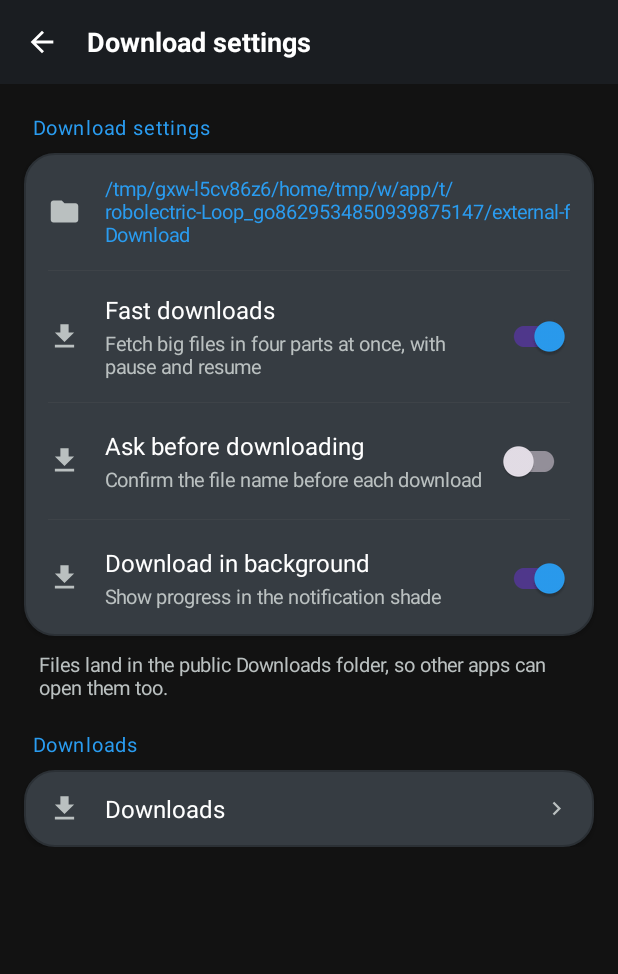
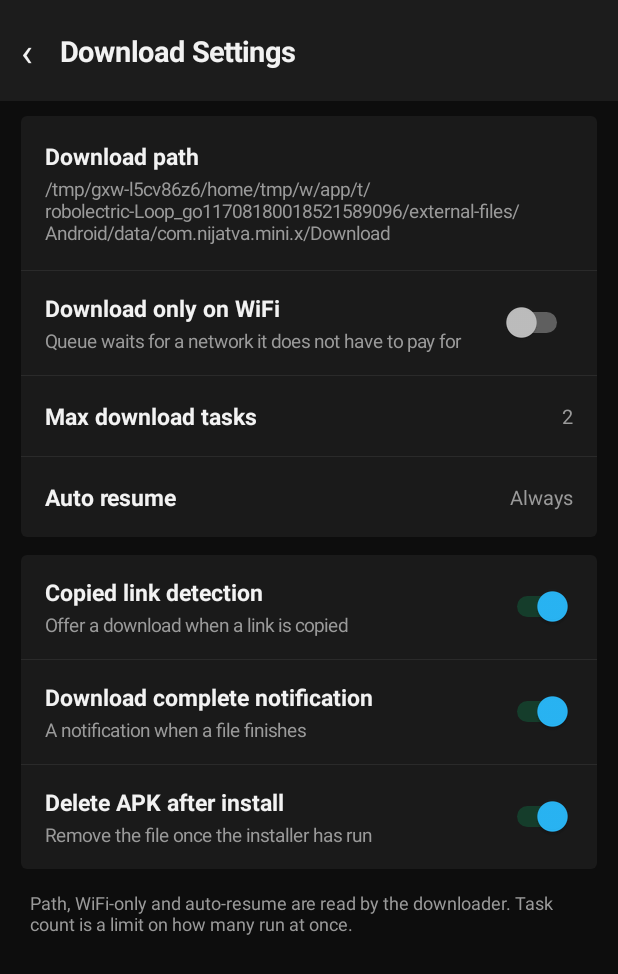
Before and after one commit to nijatva/nijatva-browser-mini-x, an Android app: the DownloadSettingsActivity screen opened directly, with no data from a screen before it, on a phone screen of 412 x 824 dp. Shown: the top 974 px of the screen. Run offline under Robolectric (Android 15) with nearby library versions, the phone set to English and light mode, and no system bars.

Commit message:
Settings in the shape of the reference: five groups and About, each with a mark, a name and a line saying what is inside. Content carries the language, location, restricted mode and the four filters - two of which do something real here: restricted mode adds a safe-search flag, and the sites filter is the same list Focus blocks. Download carries path, WiFi-only, task count and auto-resume, all read by the downloader. Push Notifications has the one switch the reference has, and says plainly that there is no server behind it. Widgets and the feed filters are labelled for what they are rather than faked.

```diff
--- a/app/src/main/AndroidManifest.xml
+++ b/app/src/main/AndroidManifest.xml
@@ -32,6 +32,11 @@
         android:usesCleartextTraffic="true"
         android:hardwareAccelerated="true"
         android:theme="@style/Theme.Nijatva">
+
+        <activity android:name=".MiniSettingsActivity" android:exported="false" android:label="Settings" android:theme="@style/Theme.Nijatva" />
+        <activity android:name=".ContentSettingsActivity" android:exported="false" android:label="Content Settings" android:theme="@style/Theme.Nijatva" />
+        <activity android:name=".DownloadSettingsActivity" android:exported="false" android:label="Download Settings" android:theme="@style/Theme.Nijatva" />
+        <activity android:name=".PushSettingsActivity" android:exported="false" android:label="Push Notifications" android:theme="@style/Theme.Nijatva" />
 
         <activity
             android:name=".ShellActivity"
--- a/app/src/main/java/com/nijatva/mini/x/DownloadSettingsActivity.kt
+++ b/app/src/main/java/com/nijatva/mini/x/DownloadSettingsActivity.kt
@@ -1,45 +1,163 @@
 package com.nijatva.mini.x
 
-import android.app.DownloadManager
-import android.content.Intent
-import android.os.Environment
+import android.graphics.drawable.GradientDrawable
+import android.os.Bundle
+import android.view.Gravity
+import android.view.ViewGroup
 import android.widget.LinearLayout
+import android.widget.ScrollView
+import android.widget.Switch
+import android.widget.TextView
+import androidx.appcompat.app.AppCompatActivity
 
-/** Where downloads go and how they behave. */
-class DownloadSettingsActivity : BaseSettingsActivity() {
+/**
+ * Download settings. Everything here changes what the browser actually does with a
+ * download; nothing is decoration. "Smart Muxer" and the subtitle picker from the
+ * reference are left out rather than faked - this build has no muxer to tune and no
+ * per-video subtitle track to choose.
+ */
+class DownloadSettingsActivity : AppCompatActivity() {
 
-    override val titleRes = R.string.dls_title
+    private val bg = 0xFF0D0D0D.toInt()
+    private val card = 0xFF1A1A1A.toInt()
+    private val ink = 0xFFF2F2F2.toInt()
+    private val dim = 0xFF9A9A9A.toInt()
+    private val blue = 0xFF29B6F6.toInt()
 
-    override fun build(b: SettingsBuilder, content: LinearLayout) {
-        b.section(getString(R.string.dls_title))
-        val c = b.card()
-        b.valueRow(c, getString(R.string.dls_save_to), savePath(), null)
-        b.divider(c)
-        b.switchRow(c, getString(R.string.dl_fast), getString(R.string.dl_fast_sum),
-            prefs.getBoolean("fast_download", true)) { _, on ->
-            prefs.edit().putBoolean("fast_download", on).apply()
-        }
-        b.divider(c)
-        b.switchRow(c, getString(R.string.dl_ask), getString(R.string.dl_ask_sum),
-            prefs.getBoolean("ask_download", false)) { _, on ->
-            prefs.edit().putBoolean("ask_download", on).apply()
-        }
-        b.divider(c)
-        b.switchRow(c, getString(R.string.dls_background), getString(R.string.dls_background_sum),
-            prefs.getBoolean("bg_download", true)) { _, on ->
-            prefs.edit().putBoolean("bg_download", on).apply()
-        }
-        b.note(getString(R.string.dls_note))
+    private lateinit var prefs: android.content.SharedPreferences
+    private fun dp(v: Int) = (v * resources.displayMetrics.density).toInt()
 
-        b.section(getString(R.string.s_downloads))
-        val d = b.card()
-        b.navRow(d, getString(R.string.s_downloads), null,
-            android.view.View.OnClickListener {
-                try { startActivity(Intent(DownloadManager.ACTION_VIEW_DOWNLOADS)) } catch (_: Exception) { }
-            })
+    override fun onCreate(savedInstanceState: Bundle?) {
+        super.onCreate(savedInstanceState)
+        prefs = getSharedPreferences(MainActivity.PREFS, MODE_PRIVATE)
+
+        val root = LinearLayout(this).apply { orientation = LinearLayout.VERTICAL; setBackgroundColor(bg) }
+        root.addView(bar("Download Settings"))
+
+        val scroll = ScrollView(this)
+        val page = LinearLayout(this).apply { orientation = LinearLayout.VERTICAL; setPadding(dp(14), dp(10), dp(14), dp(28)) }
+        scroll.addView(page)
+        root.addView(scroll, LinearLayout.LayoutParams(ViewGroup.LayoutParams.MATCH_PARENT, 0, 1f))
+
+        val first = block()
+        first.addView(twoLine("Download path", path()))
+        first.addView(divider())
+        first.addView(toggle("Download only on WiFi", "Queue waits for a network it does not have to pay for", "dl_wifi", false))
+        first.addView(divider())
+        first.addView(pick("Max download tasks", "" + prefs.getInt("dl_tasks", 2), listOf("1", "2", "3", "4"), "dl_tasks"))
+        first.addView(divider())
+        first.addView(pick("Auto resume", prefs.getString("dl_resume", "Always") ?: "Always",
+            listOf("Always", "WiFi only", "Never"), "dl_resume"))
+        page.addView(first)
+
+        val second = block()
+        second.addView(toggle("Copied link detection", "Offer a download when a link is copied", "dl_clip", true))
+        second.addView(divider())
+        second.addView(toggle("Download complete notification", "A notification when a file finishes", "dl_notify", true))
+        second.addView(divider())
+        second.addView(toggle("Delete APK after install", "Remove the file once the installer has run", "dl_del_apk", true))
+        val lp = LinearLayout.LayoutParams(ViewGroup.LayoutParams.MATCH_PARENT, ViewGroup.LayoutParams.WRAP_CONTENT)
+        lp.topMargin = dp(12)
+        page.addView(second, lp)
+
+        page.addView(TextView(this).apply {
+            text = "Path, WiFi-only and auto-resume are read by the downloader. Task count is a limit on how many " +
+                "run at once."
+            textSize = 12f
+            setTextColor(dim)
+            setPadding(dp(6), dp(14), dp(6), 0)
+        })
+
+        setContentView(root)
     }
 
-    private fun savePath(): String = try {
-        Environment.getExternalStoragePublicDirectory(Environment.DIRECTORY_DOWNLOADS).absolutePath
-    } catch (_: Exception) { "Downloads" }
+    private fun path(): String {
+        val base = try { getExternalFilesDir(android.os.Environment.DIRECTORY_DOWNLOADS) } catch (_: Exception) { null }
+        return base?.absolutePath ?: "/storage/emulated/0/Download"
+    }
+
+    private fun bar(title: String): LinearLayout {
+        val b = LinearLayout(this).apply {
+            orientation = LinearLayout.HORIZONTAL
+            gravity = Gravity.CENTER_VERTICAL
+            setBackgroundColor(0xFF1C1C1C.toInt())
+            setPadding(dp(14), dp(16), dp(14), dp(16))
+        }
+        b.addView(TextView(this).apply {
+            text = "\u2039"; textSize = 26f; setTextColor(ink); setPadding(0, 0, dp(18), 0)
+            setOnClickListener { finish() }
+        })
+        b.addView(TextView(this).apply {
+            text = title; textSize = 19f; setTextColor(ink); setTypeface(null, android.graphics.Typeface.BOLD)
+        })
+        return b
+    }
+
+    private fun block() = LinearLayout(this).apply {
+        orientation = LinearLayout.VERTICAL
+        background = GradientDrawable().apply { cornerRadius = dp(4).toFloat(); setColor(card) }
+    }
+
+    private fun divider() = LinearLayout(this).apply {
+        setBackgroundColor(0xFF2A2A2A.toInt())
+        layoutParams = LinearLayout.LayoutParams(ViewGroup.LayoutParams.MATCH_PARENT, dp(1))
+    }
+
+    private fun twoLine(title: String, value: String): LinearLayout {
+        val r = LinearLayout(this).apply { orientation = LinearLayout.VERTICAL; setPadding(dp(16), dp(16), dp(16), dp(16)) }
+        r.addView(TextView(this).apply {
+            text = title; textSize = 15.5f; setTextColor(ink); setTypeface(null, android.graphics.Typeface.BOLD)
+        })
+        r.addView(TextView(this).apply {
+            text = value; textSize = 12.5f; setTextColor(dim); setPadding(0, dp(3), 0, 0)
+        })
+        return r
+    }
+
+    private fun toggle(title: String, sub: String, key: String, def: Boolean): LinearLayout {
+        val r = LinearLayout(this).apply {
+            orientation = LinearLayout.HORIZONTAL
+            gravity = Gravity.CENTER_VERTICAL
+            setPadding(dp(16), dp(14), dp(16), dp(14))
+        }
+        val col = LinearLayout(this).apply { orientation = LinearLayout.VERTICAL }
+        col.addView(TextView(this).apply {
+            text = title; textSize = 15.5f; setTextColor(ink); setTypeface(null, android.graphics.Typeface.BOLD)
+        })
+        col.addView(TextView(this).apply {
+            text = sub; textSize = 12.5f; setTextColor(dim); setPadding(0, dp(3), 0, 0)
+        })
+        r.addView(col, LinearLayout.LayoutParams(0, ViewGroup.LayoutParams.WRAP_CONTENT, 1f))
+        val sw = Switch(this)
+        sw.isChecked = prefs.getBoolean(key, def)
+        sw.setOnCheckedChangeListener { _, on -> prefs.edit().putBoolean(key, on).apply() }
+        try { sw.thumbTintList = android.content.res.ColorStateList.valueOf(if (sw.isChecked) blue else 0xFFBFBFBF.toInt()) } catch (_: Exception) { }
+        r.addView(sw)
+        return r
+    }
+
+    private fun pick(title: String, current: String, options: List<String>, key: String): LinearLayout {
+        val r = LinearLayout(this).apply {
+            orientation = LinearLayout.HORIZONTAL
+            gravity = Gravity.CENTER_VERTICAL
+            setPadding(dp(16), dp(16), dp(16), dp(16))
+        }
+        r.addView(TextView(this).apply {
+            text = title; textSize = 15.5f; setTextColor(ink); setTypeface(null, android.graphics.Typeface.BOLD)
+        }, LinearLayout.LayoutParams(0, ViewGroup.LayoutParams.WRAP_CONTENT, 1f))
+        val v = TextView(this).apply { text = current; textSize = 13.5f; setTextColor(dim) }
+        r.addView(v)
+        r.setOnClickListener {
+            android.app.AlertDialog.Builder(this)
+                .setTitle(title)
+                .setItems(options.toTypedArray()) { _, which ->
+                    val choice = options[which]
+                    v.text = choice
+                    if (key == "dl_tasks") prefs.edit().putInt(key, choice.toIntOrNull() ?: 2).apply()
+                    else prefs.edit().putString(key, choice).apply()
+                }
+                .show()
+        }
+        return r
+    }
 }
--- a/app/src/main/java/com/nijatva/mini/x/ShellActivity.kt
+++ b/app/src/main/java/com/nijatva/mini/x/ShellActivity.kt
@@ -284,7 +284,7 @@ class ShellActivity : AppCompatActivity() {
             Triple("\u2B07", "My Files", Runnable { startActivity(Intent(this@ShellActivity, DownloadsActivity::class.java)) }),
             Triple("\u25F4", "History", Runnable { startActivity(Intent(this@ShellActivity, HistoryActivity::class.java)) }),
             Triple("\u2630", "Bookmarks", Runnable { startActivity(Intent(this@ShellActivity, BookmarksActivity::class.java)) }),
-            Triple("\u2699", "Settings", Runnable { startActivity(Intent(this@ShellActivity, SettingsActivity::class.java)) })
+            Triple("\u2699", "Settings", Runnable { startActivity(Intent(this@ShellActivity, MiniSettingsActivity::class.java)) })
         )
         page.addView(grid(actions))
 
@@ -294,7 +294,7 @@ class ShellActivity : AppCompatActivity() {
             Triple("\u21BB", "Update", Runnable { open("https://github.com/vasudev-work/nijatva-browser-mini-x/releases") }),
             Triple("\u2709", "Feedback", Runnable { mail() }),
             Triple("\u003F", "Help", Runnable { open("https://vasudev-work.github.io/nijatva-web-store/") }),
-            Triple("\u2699", "Settings", Runnable { startActivity(Intent(this@ShellActivity, SettingsActivity::class.java)) }),
+            Triple("\u2699", "Settings", Runnable { startActivity(Intent(this@ShellActivity, MiniSettingsActivity::class.java)) }),
             Triple("\u2327", "Junk Clean", Runnable { clean() }),
             Triple("\u26A1", "Boost", Runnable { toastNote("Nothing to boost - the browser keeps no background work.") })
         )
```
Also changed, not shown: app/src/main/java/com/nijatva/mini/x/ContentSettingsActivity.kt (added, +143 -0 lines), app/src/main/java/com/nijatva/mini/x/MiniSettingsActivity.kt (added, +153 -0 lines), app/src/main/java/com/nijatva/mini/x/PushSettingsActivity.kt (added, +84 -0 lines).
